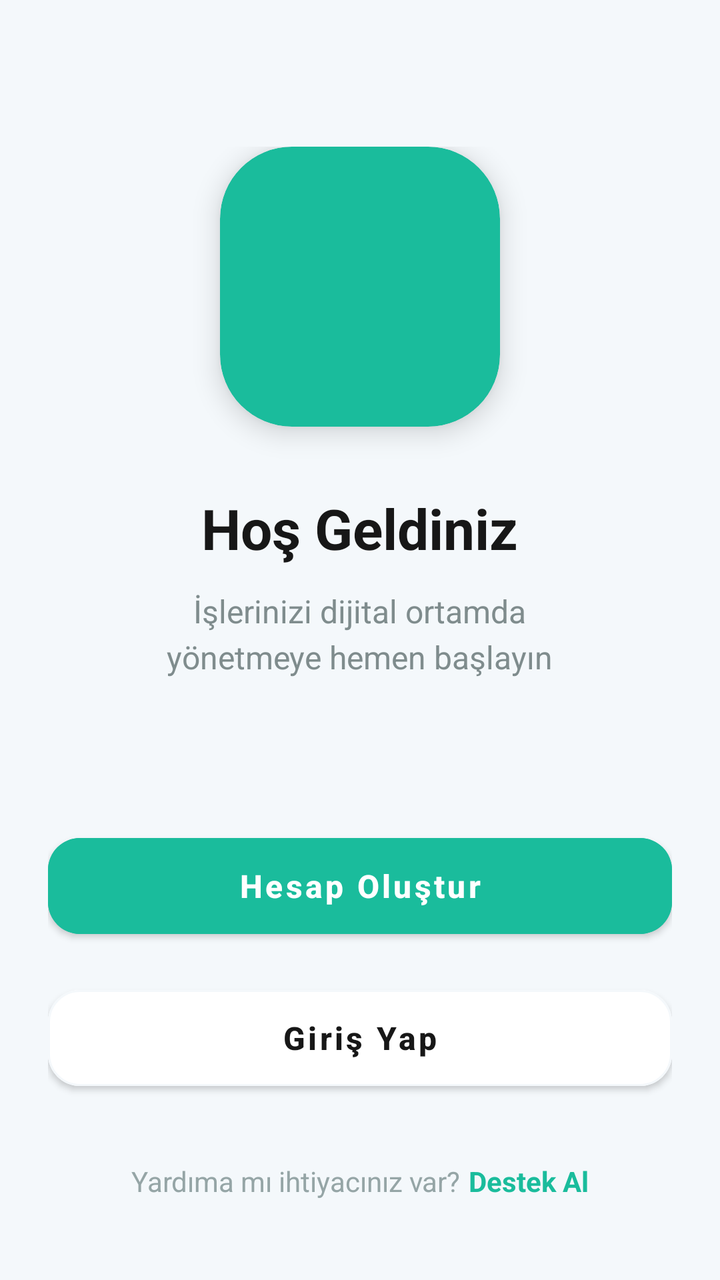
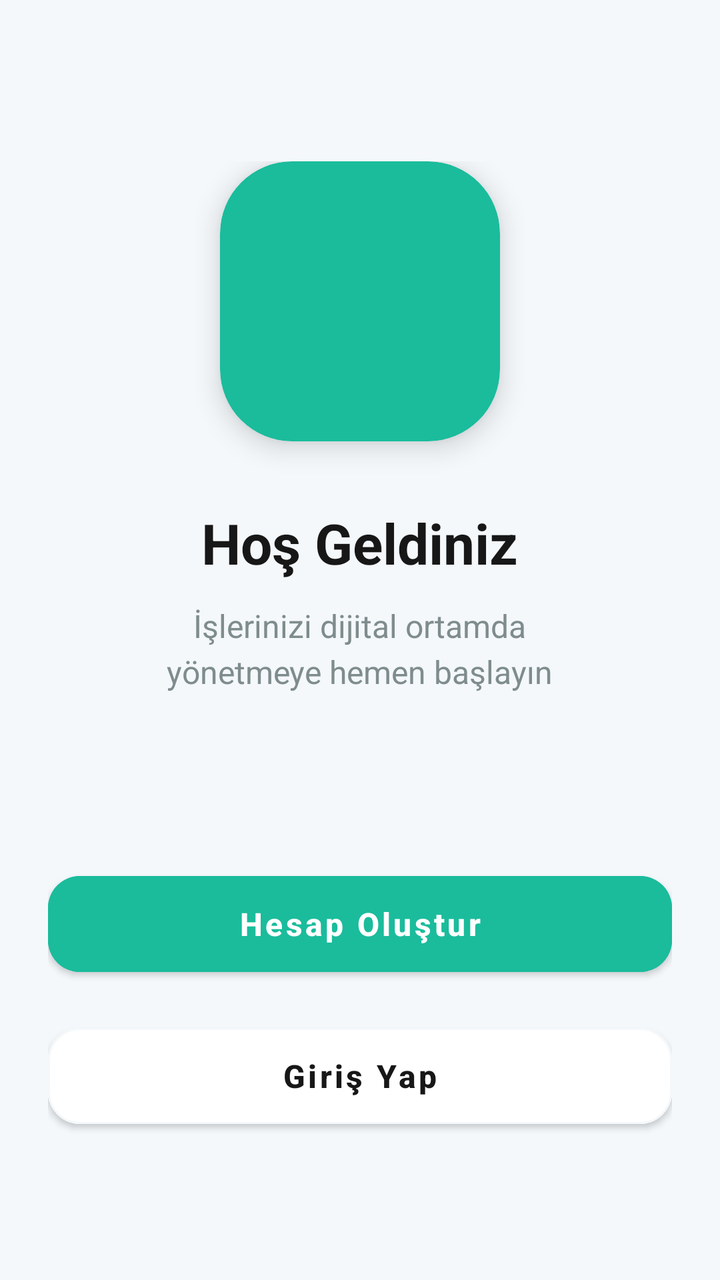

Before-and-after screenshots of an Android layout around one commit, followed by the original layout XML and the change that was made.
<!-- AndroidManifest.xml: application theme Theme.MaterialComponents.NoActionBar -->
<!-- res/layout/activity_merchant_login.xml -->
<?xml version="1.0" encoding="utf-8"?>
<androidx.constraintlayout.widget.ConstraintLayout
    xmlns:android="http://schemas.android.com/apk/res/android"
    xmlns:app="http://schemas.android.com/apk/res-auto"
    xmlns:tools="http://schemas.android.com/tools"
    android:layout_width="match_parent"
    android:layout_height="match_parent"
    android:background="#F4F8FB"
    android:fitsSystemWindows="true"
    android:padding="24dp">

    <LinearLayout
        android:id="@+id/topContainer"
        android:layout_width="match_parent"
        android:layout_height="wrap_content"
        android:gravity="center"
        android:orientation="vertical"
        app:layout_constraintBottom_toTopOf="@+id/buttonsContainer"
        app:layout_constraintTop_toTopOf="parent"
        app:layout_constraintVertical_bias="0.4">

        
        <androidx.cardview.widget.CardView
            android:layout_width="140dp"
            android:layout_height="140dp"
            app:cardBackgroundColor="#1ABC9C"
            app:cardCornerRadius="36dp"
            app:cardElevation="8dp">

            <ImageView
                android:id="@+id/imgLogo"
                android:layout_width="80dp"
                android:layout_height="80dp"
                android:layout_gravity="center"
                android:contentDescription="@string/app_name"
                android:src="@mipmap/ic_launcher" />
        </androidx.cardview.widget.CardView>

        <TextView
            android:layout_width="wrap_content"
            android:layout_height="wrap_content"
            android:layout_marginTop="32dp"
            android:text="@string/login_welcome_title"
            android:textColor="#171717"
            android:textSize="28sp"
            android:textStyle="bold" />

        <TextView
            android:layout_width="wrap_content"
            android:layout_height="wrap_content"
            android:layout_marginTop="12dp"
            android:gravity="center"
            android:lineSpacingExtra="4dp"
            android:text="@string/login_welcome_subtitle"
            android:textColor="#7F8C8D"
            android:textSize="16sp" />

    </LinearLayout>

    <LinearLayout
        android:id="@+id/buttonsContainer"
        android:layout_width="match_parent"
        android:layout_height="wrap_content"
        android:layout_marginBottom="32dp"
        android:orientation="vertical"
        app:layout_constraintBottom_toTopOf="@+id/footerLayout">

        <com.google.android.material.button.MaterialButton
            android:id="@+id/btnCreateAccount"
            android:layout_width="match_parent"
            android:layout_height="60dp"
            android:layout_marginBottom="16dp"
            android:backgroundTint="#1ABC9C"
            android:text="@string/login_button_create_account"
            android:textAllCaps="false"
            android:textColor="@android:color/white"
            android:textSize="16sp"
            android:textStyle="bold"
            app:cornerRadius="16dp"
            app:elevation="4dp" />

        <com.google.android.material.button.MaterialButton
            android:id="@+id/btnLogin"
            android:layout_width="match_parent"
            android:layout_height="60dp"
            android:backgroundTint="@android:color/white"
            android:text="@string/login_button_sign_in"
            android:textAllCaps="false"
            android:textColor="#171717"
            android:textSize="16sp"
            android:textStyle="bold"
            app:cornerRadius="16dp"
            app:elevation="2dp"
            app:strokeColor="#F4F8FB"
            app:strokeWidth="1dp" />

    </LinearLayout>

    <LinearLayout
        android:id="@+id/footerLayout"
        android:layout_width="wrap_content"
        android:layout_height="wrap_content"
        android:layout_marginBottom="16dp"
        android:orientation="horizontal"
        app:layout_constraintBottom_toBottomOf="parent"
        app:layout_constraintEnd_toEndOf="parent"
        app:layout_constraintStart_toStartOf="parent">

        <TextView
            android:layout_width="wrap_content"
            android:layout_height="wrap_content"
            android:text="@string/login_footer_help"
            android:textColor="#95A5A6"
            android:textSize="14sp" />

        <TextView
            android:id="@+id/txtSupport"
            android:layout_width="wrap_content"
            android:layout_height="wrap_content"
            android:layout_marginStart="4dp"
            android:clickable="true"
            android:foreground="?android:attr/selectableItemBackground"
            android:text="@string/login_footer_support"
            android:textColor="#1ABC9C"
            android:textStyle="bold"
            android:textSize="14sp" />
    </LinearLayout>

</androidx.constraintlayout.widget.ConstraintLayout>
<!-- resources referenced by this layout -->
<resources>
  <!-- mipmap ic_launcher (mipmap-anydpi-v26) -->
  <?xml version="1.0" encoding="utf-8"?>
  <adaptive-icon xmlns:android="http://schemas.android.com/apk/res/android">
      <background android:drawable="@drawable/ic_launcher_background"/>
      <foreground android:drawable="@mipmap/ic_launcher_foreground"/>
  </adaptive-icon>
  <string name="app_name">EsnApp</string>
  <string name="login_button_create_account">Hesap Oluştur</string>
  <string name="login_button_sign_in">Giriş Yap</string>
  <string name="login_footer_help">Yardıma mı ihtiyacınız var?</string>
  <string name="login_footer_support">Destek Al</string>
  <string name="login_welcome_subtitle">İşlerinizi dijital ortamda\nyönetmeye hemen başlayın</string>
  <string name="login_welcome_title">Hoş Geldiniz</string>
  <!-- drawable ic_launcher_background: vector/xml drawable (drawable, 4866 chars, omitted) -->
</resources>

<!-- the commit's change to res/layout/activity_merchant_login.xml (unified diff, before → after) -->
@@ -110,6 +110,7 @@
             android:layout_width="wrap_content"
             android:layout_height="wrap_content"
             android:text="@string/login_footer_help"
+            android:visibility="gone"
             android:textColor="#95A5A6"
             android:textSize="14sp" />
 
@@ -118,6 +119,7 @@
             android:layout_width="wrap_content"
             android:layout_height="wrap_content"
             android:layout_marginStart="4dp"
+            android:visibility="gone"
             android:clickable="true"
             android:foreground="?android:attr/selectableItemBackground"
             android:text="@string/login_footer_support"
